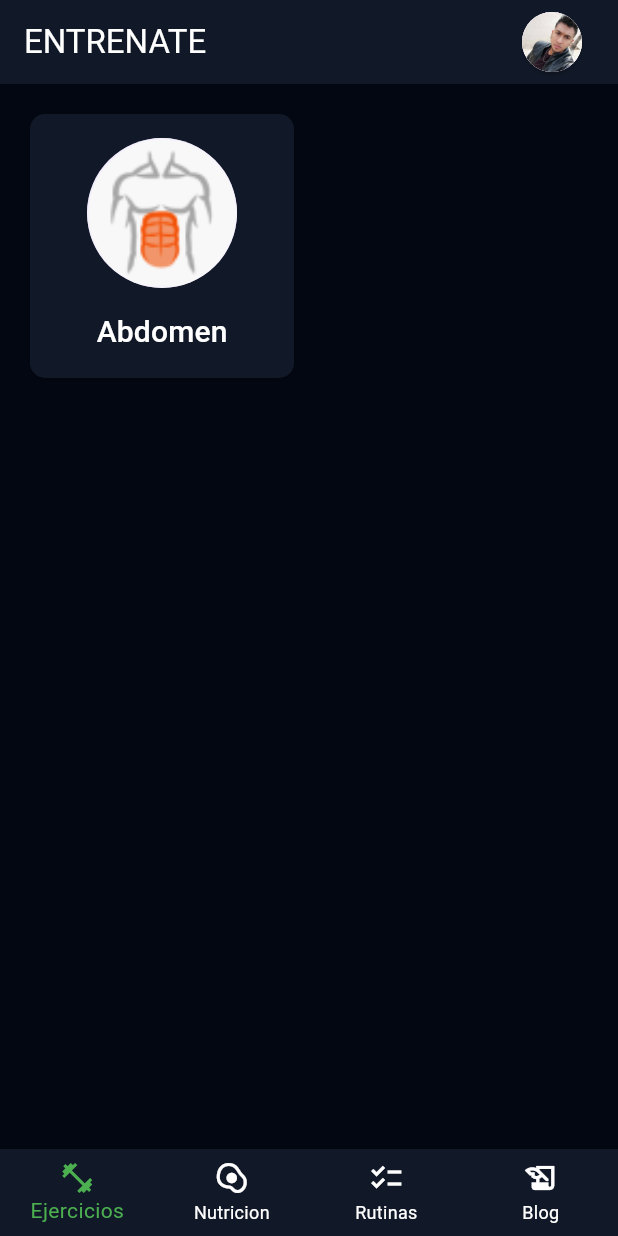
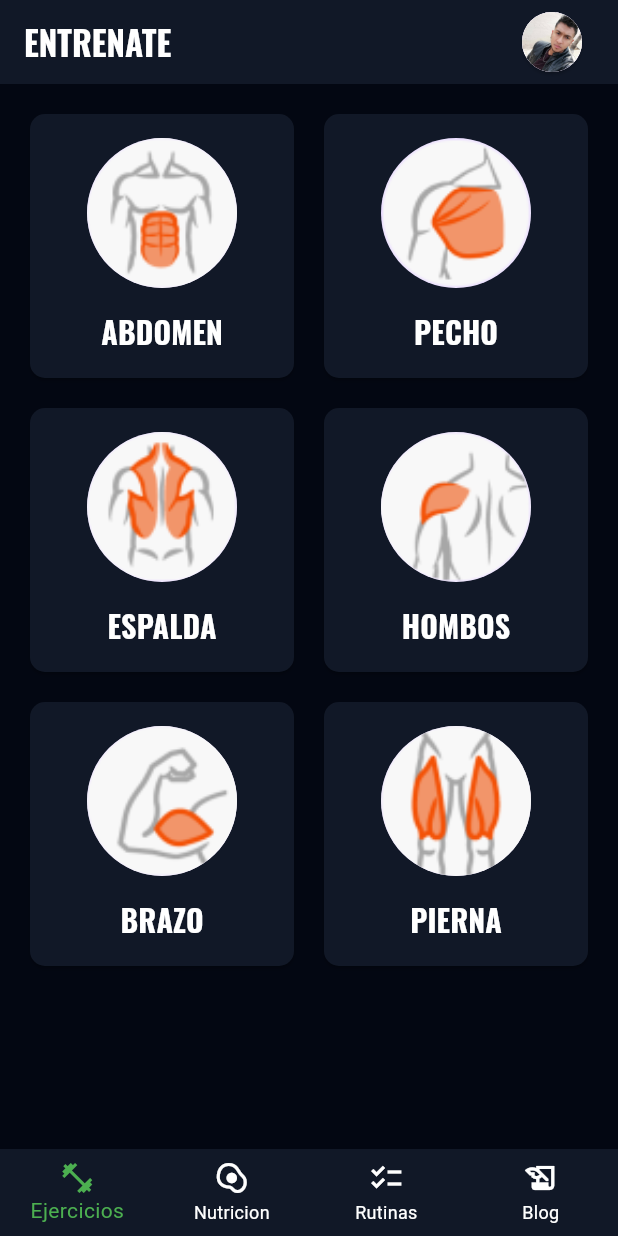
Before and after one commit to JasubiPL/Entrenate-App, a Flutter app: the screen it shows after launch, on a phone screen of 412 x 824 dp. Run offline on Flutter 3.47's test engine with Material 3 defaults, Android fonts, the light colour scheme and no system bars.

Commit message:
Se agrega fuente personalizada

```diff
--- a/lib/screens/exercises_screen.dart
+++ b/lib/screens/exercises_screen.dart
@@ -21,8 +21,34 @@ class ExercisesScreen extends StatelessWidget {
         childAspectRatio: 1,
         children: const [
           BodyCard(
-            label: 'Abdomen',
+            label: 'ABDOMEN',
             imgPath: 'assets/img/icons/abs-icon.png',
+            route: 'ejercicio',
+          ),
+          BodyCard(
+            label: 'PECHO',
+            imgPath: 'assets/img/icons/chest-icon.png',
+            route: 'ejercicio',
+          ),
+          BodyCard(
+            label: 'ESPALDA',
+            imgPath: 'assets/img/icons/back-icon.png',
+            route: 'ejercicio',
+          ),
+          BodyCard(
+            label: 'HOMBOS',
+            imgPath: 'assets/img/icons/shoulders-icon.png',
+            route: 'ejercicio',
+          ),
+          BodyCard(
+            label: 'BRAZO',
+            imgPath: 'assets/img/icons/arm-icon.png',
+            route: 'ejercicio',
+          ),
+          BodyCard(
+            label: 'PIERNA',
+            imgPath: 'assets/img/icons/legs-icon.png',
+            route: 'ejercicio',
           ),
 
         ],
--- a/lib/widgets/body_card.dart
+++ b/lib/widgets/body_card.dart
@@ -1,15 +1,18 @@
 import 'package:flutter/material.dart';
+
 
 
 class BodyCard extends StatelessWidget {
   const BodyCard({
     super.key,
     required this.imgPath,
-    required this.label
+    required this.label,
+    required this.route
   });
 
   final String label;
   final String imgPath;
+  final String route;
 
   @override
   Widget build(BuildContext context) {
@@ -24,7 +27,7 @@ class BodyCard extends StatelessWidget {
         ),
       ),
       onPressed: () {
-        Navigator.pushNamed(context, 'abs');
+        Navigator.pushNamed(context, route);
       },
       child: SizedBox(
         width: 500,
@@ -36,7 +39,8 @@ class BodyCard extends StatelessWidget {
             radius: 50,
           ),
           const SizedBox(height: 15),
-          Text(label, style: const TextStyle(color: Colors.white, fontSize: 20))
+          Text(
+            label, style: const TextStyle(color: Colors.white, fontSize: 20, fontFamily: 'titles', fontWeight: FontWeight.bold))
          ],
         ),
       ),
--- a/lib/widgets/my_appbar.dart
+++ b/lib/widgets/my_appbar.dart
@@ -16,7 +16,7 @@ class MyAppBar extends StatelessWidget implements PreferredSizeWidget{
 
     return AppBar(
         backgroundColor: primaryColor,
-        title: Text(screenTitle, style: const TextStyle(color: Colors.white)),
+        title: Text(screenTitle, style: const TextStyle(color: Colors.white, fontFamily: 'titles', fontWeight: FontWeight.bold)),
         foregroundColor: Colors.white,
         actions:  [
           if (avatar)  // Mostrar el botón solo si avatar es verdadero
--- a/pubspec.yaml
+++ b/pubspec.yaml
@@ -17,6 +17,10 @@ dev_dependencies:
 
 flutter:
   uses-material-design: true
+  fonts:
+  - family: titles
+    fonts:
+      - asset: assets/fonts/oswald.ttf
 
   assets:
     - assets/img/
```
Also changed, not shown: assets/fonts/oswald.ttf (added).
